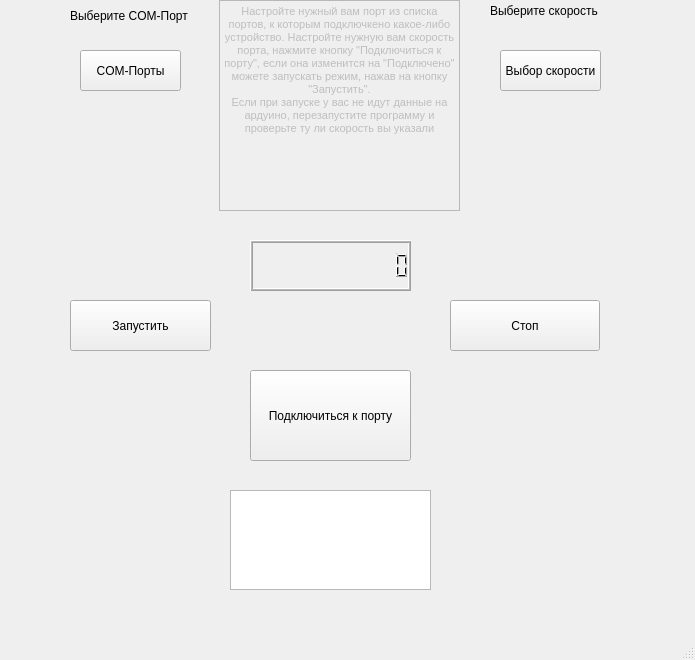
First picture: the form in Пайтон/int.ui, repository Obukhov-Artem/treadmill, before the edit.
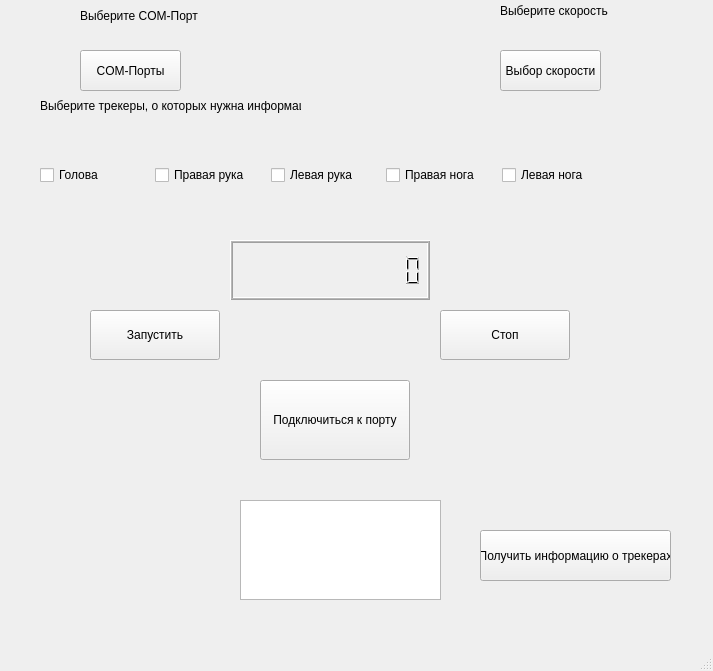
Second picture: the form after the edit.

Commit message: Info about trackers

What changed in the file:
```diff
--- a/Пайтон/int.ui
+++ b/Пайтон/int.ui
@@ -6,10 +6,22 @@
    <rect>
     <x>0</x>
     <y>0</y>
-    <width>695</width>
-    <height>660</height>
+    <width>713</width>
+    <height>671</height>
    </rect>
   </property>
+  <property name="minimumSize">
+   <size>
+    <width>713</width>
+    <height>671</height>
+   </size>
+  </property>
+  <property name="maximumSize">
+   <size>
+    <width>717</width>
+    <height>675</height>
+   </size>
+  </property>
   <property name="windowTitle">
    <string>MainWindow</string>
   </property>
@@ -20,10 +32,10 @@
    <widget class="QPushButton" name="start">
     <property name="geometry">
      <rect>
-      <x>70</x>
-      <y>300</y>
-      <width>141</width>
-      <height>51</height>
+      <x>90</x>
+      <y>310</y>
+      <width>130</width>
+      <height>50</height>
      </rect>
     </property>
     <property name="text">
@@ -46,7 +58,7 @@
    <widget class="QLabel" name="label_5">
     <property name="geometry">
      <rect>
-      <x>490</x>
+      <x>500</x>
       <y>0</y>
       <width>121</width>
       <height>21</height>
@@ -59,7 +71,7 @@
    <widget class="QLabel" name="label">
     <property name="geometry">
      <rect>
-      <x>70</x>
+      <x>80</x>
       <y>0</y>
       <width>130</width>
       <height>31</height>
@@ -88,10 +100,10 @@
     </property>
     <property name="geometry">
      <rect>
-      <x>250</x>
+      <x>230</x>
       <y>240</y>
-      <width>161</width>
-      <height>51</height>
+      <width>200</width>
+      <height>60</height>
      </rect>
     </property>
     <property name="font">
@@ -136,10 +148,10 @@
     </property>
     <property name="geometry">
      <rect>
-      <x>450</x>
-      <y>300</y>
-      <width>150</width>
-      <height>51</height>
+      <x>440</x>
+      <y>310</y>
+      <width>130</width>
+      <height>50</height>
      </rect>
     </property>
     <property name="text">
@@ -152,8 +164,8 @@
     </property>
     <property name="geometry">
      <rect>
-      <x>230</x>
-      <y>490</y>
+      <x>240</x>
+      <y>500</y>
       <width>201</width>
       <height>100</height>
      </rect>
@@ -162,42 +174,94 @@
      <string>&lt;!DOCTYPE HTML PUBLIC &quot;-//W3C//DTD HTML 4.0//EN&quot; &quot;http://www.w3.org/TR/REC-html40/strict.dtd&quot;&gt;
 &lt;html&gt;&lt;head&gt;&lt;meta name=&quot;qrichtext&quot; content=&quot;1&quot; /&gt;&lt;style type=&quot;text/css&quot;&gt;
 p, li { white-space: pre-wrap; }
-&lt;/style&gt;&lt;/head&gt;&lt;body style=&quot; font-family:'MS Shell Dlg 2'; font-size:7.8pt; font-weight:400; font-style:normal;&quot;&gt;
-&lt;p align=&quot;center&quot; style=&quot;-qt-paragraph-type:empty; margin-top:0px; margin-bottom:0px; margin-left:0px; margin-right:0px; -qt-block-indent:0; text-indent:0px;&quot;&gt;&lt;br /&gt;&lt;/p&gt;&lt;/body&gt;&lt;/html&gt;</string>
+&lt;/style&gt;&lt;/head&gt;&lt;body style=&quot; font-family:'MS Shell Dlg 2'; font-size:8.25pt; font-weight:400; font-style:normal;&quot;&gt;
+&lt;p align=&quot;center&quot; style=&quot;-qt-paragraph-type:empty; margin-top:0px; margin-bottom:0px; margin-left:0px; margin-right:0px; -qt-block-indent:0; text-indent:0px; font-size:7.8pt;&quot;&gt;&lt;br /&gt;&lt;/p&gt;&lt;/body&gt;&lt;/html&gt;</string>
     </property>
    </widget>
    <widget class="QPushButton" name="pushButton">
     <property name="geometry">
      <rect>
-      <x>250</x>
-      <y>370</y>
-      <width>161</width>
-      <height>91</height>
+      <x>260</x>
+      <y>380</y>
+      <width>150</width>
+      <height>80</height>
      </rect>
     </property>
     <property name="text">
      <string>Подключиться к порту</string>
     </property>
    </widget>
-   <widget class="QTextEdit" name="textEdit">
-    <property name="enabled">
-     <bool>false</bool>
+   <widget class="QWidget" name="horizontalLayoutWidget">
+    <property name="geometry">
+     <rect>
+      <x>40</x>
+      <y>120</y>
+      <width>571</width>
+      <height>111</height>
+     </rect>
     </property>
+    <layout class="QHBoxLayout" name="horizontalLayout">
+     <item>
+      <widget class="QCheckBox" name="Head">
+       <property name="text">
+        <string>Голова</string>
+       </property>
+      </widget>
+     </item>
+     <item>
+      <widget class="QCheckBox" name="Rhand">
+       <property name="text">
+        <string>Правая рука</string>
+       </property>
+      </widget>
+     </item>
+     <item>
+      <widget class="QCheckBox" name="LHand">
+       <property name="text">
+        <string>Левая рука </string>
+       </property>
+      </widget>
+     </item>
+     <item>
+      <widget class="QCheckBox" name="RLeg">
+       <property name="text">
+        <string>Правая нога</string>
+       </property>
+      </widget>
+     </item>
+     <item>
+      <widget class="QCheckBox" name="LLeg">
+       <property name="text">
+        <string>Левая нога</string>
+       </property>
+      </widget>
+     </item>
+    </layout>
+   </widget>
+   <widget class="QLabel" name="label_2">
     <property name="geometry">
      <rect>
-      <x>219</x>
-      <y>0</y>
-      <width>241</width>
-      <height>211</height>
+      <x>40</x>
+      <y>90</y>
+      <width>261</width>
+      <height>31</height>
      </rect>
     </property>
-    <property name="html">
-     <string>&lt;!DOCTYPE HTML PUBLIC &quot;-//W3C//DTD HTML 4.0//EN&quot; &quot;http://www.w3.org/TR/REC-html40/strict.dtd&quot;&gt;
-&lt;html&gt;&lt;head&gt;&lt;meta name=&quot;qrichtext&quot; content=&quot;1&quot; /&gt;&lt;style type=&quot;text/css&quot;&gt;
-p, li { white-space: pre-wrap; }
-&lt;/style&gt;&lt;/head&gt;&lt;body style=&quot; font-family:'MS Shell Dlg 2'; font-size:7.8pt; font-weight:400; font-style:normal;&quot;&gt;
-&lt;p align=&quot;center&quot; style=&quot; margin-top:0px; margin-bottom:0px; margin-left:0px; margin-right:0px; -qt-block-indent:0; text-indent:0px;&quot;&gt;&lt;span style=&quot; font-size:8pt;&quot;&gt;Настройте нужный вам порт из списка портов, к которым подключкено какое-либо устройство. Настройте нужную вам скорость порта, нажмите кнопку &amp;quot;Подключиться к порту&amp;quot;, если она изменится на &amp;quot;Подключено&amp;quot; можете запускать режим, нажав на кнопку &amp;quot;Запустить&amp;quot;.&lt;/span&gt;&lt;/p&gt;
-&lt;p align=&quot;center&quot; style=&quot; margin-top:0px; margin-bottom:0px; margin-left:0px; margin-right:0px; -qt-block-indent:0; text-indent:0px;&quot;&gt;&lt;span style=&quot; font-size:8pt;&quot;&gt;Если при запуске у вас не идут данные на ардуино, перезапустите программу и проверьте ту ли скорость вы указали&lt;/span&gt;&lt;/p&gt;&lt;/body&gt;&lt;/html&gt;</string>
+    <property name="text">
+     <string>Выберите трекеры, о которых нужна информация</string>
+    </property>
+   </widget>
+   <widget class="QPushButton" name="get_info_trackers">
+    <property name="geometry">
+     <rect>
+      <x>480</x>
+      <y>530</y>
+      <width>191</width>
+      <height>51</height>
+     </rect>
+    </property>
+    <property name="text">
+     <string>Получить информацию о трекерах</string>
     </property>
    </widget>
   </widget>
```
Left out of the diff: 4 changed lines with no effect on the pictures. The commit also changes 2 other files.
